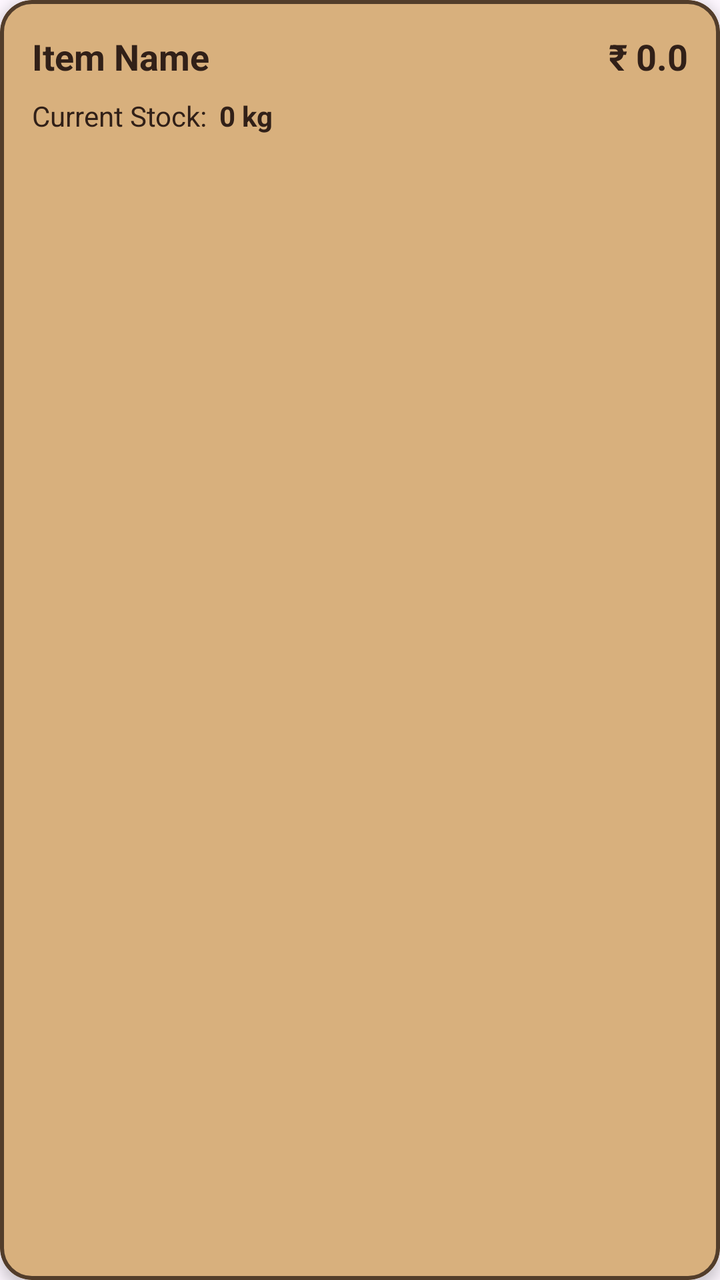
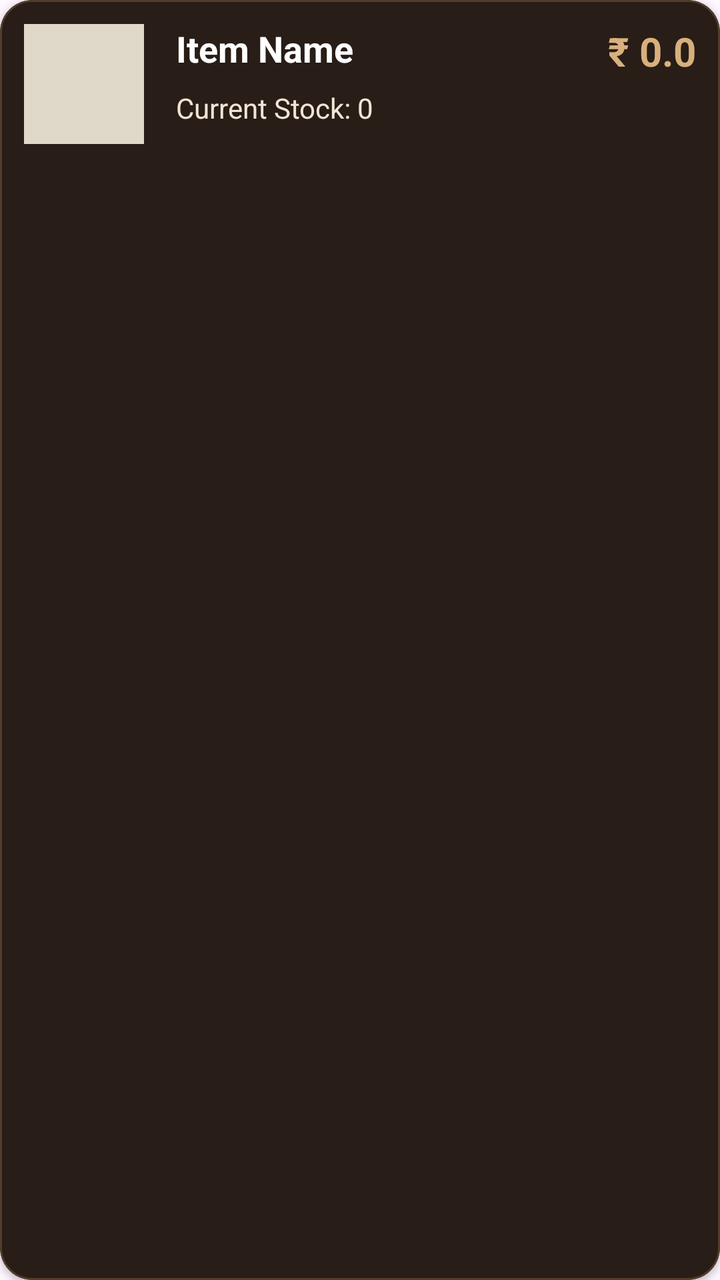

The first picture is an Android layout as it rendered before a commit; the second is the same layout after the commit. The layout source and the unified diff follow.
<!-- AndroidManifest.xml: application theme Theme.COCOBAR -->
<!-- res/layout/item_inventory_card.xml -->
<?xml version="1.0" encoding="utf-8"?>
<com.google.android.material.card.MaterialCardView
    xmlns:android="http://schemas.android.com/apk/res/android"
    xmlns:app="http://schemas.android.com/apk/res-auto"
    android:layout_width="match_parent"
    android:layout_height="wrap_content"
    android:layout_marginBottom="12dp"
    app:cardBackgroundColor="@color/cocobar_gold"
    app:cardCornerRadius="16dp"
    app:cardElevation="4dp"
    app:strokeColor="@color/coco_divider_gold"
    app:strokeWidth="2dp">

    <androidx.constraintlayout.widget.ConstraintLayout
        android:layout_width="match_parent"
        android:layout_height="wrap_content"
        android:padding="16dp">

        <TextView
            android:id="@+id/tvItemName"
            android:layout_width="0dp"
            android:layout_height="wrap_content"
            android:text="Item Name"
            android:textColor="@color/coco_text_dark"
            android:textSize="18sp"
            android:textStyle="bold"
            app:layout_constraintStart_toStartOf="parent"
            app:layout_constraintTop_toTopOf="parent"
            app:layout_constraintEnd_toStartOf="@id/tvItemPrice"/>

        <TextView
            android:id="@+id/tvItemPrice"
            android:layout_width="wrap_content"
            android:layout_height="wrap_content"
            android:text="₹ 0.0"
            android:textColor="@color/coco_text_dark"
            android:textSize="18sp"
            android:textStyle="bold"
            app:layout_constraintEnd_toEndOf="parent"
            app:layout_constraintTop_toTopOf="parent"/>

        <TextView
            android:id="@+id/tvStockLabel"
            android:layout_width="wrap_content"
            android:layout_height="wrap_content"
            android:text="Current Stock:"
            android:textColor="@color/coco_text_dark"
            android:textSize="14sp"
            android:layout_marginTop="8dp"
            app:layout_constraintStart_toStartOf="parent"
            app:layout_constraintTop_toBottomOf="@id/tvItemName"/>

        <TextView
            android:id="@+id/tvItemQuantity"
            android:layout_width="wrap_content"
            android:layout_height="wrap_content"
            android:text="0 kg"
            android:textColor="@color/coco_text_dark"
            android:textSize="14sp"
            android:textStyle="bold"
            android:layout_marginStart="6dp"
            app:layout_constraintStart_toEndOf="@id/tvStockLabel"
            app:layout_constraintTop_toTopOf="@id/tvStockLabel"
            app:layout_constraintBottom_toBottomOf="@id/tvStockLabel"/>

    </androidx.constraintlayout.widget.ConstraintLayout>
</com.google.android.material.card.MaterialCardView>
<!-- resources referenced by this layout -->
<resources>
  <color name="coco_divider_gold">#523D2B</color>
  <color name="coco_text_dark">#312018</color>
  <color name="cocobar_gold">#D8B07D</color>
  <style name="Theme.COCOBAR" parent="Base.Theme.COCOBAR" />
  <style name="Base.Theme.COCOBAR" parent="Theme.Material3.DayNight.NoActionBar">
          
          <item name="colorPrimary">@color/coco_button_teal</item>
  
          
          <item name="android:statusBarColor">?android:attr/colorBackground</item>
          
      </style>
  <color name="coco_button_teal">#2F6F6B</color>
</resources>

<!-- the commit's change to res/layout/item_inventory_card.xml (unified diff, before → after) -->
@@ -5,63 +5,63 @@
     android:layout_width="match_parent"
     android:layout_height="wrap_content"
     android:layout_marginBottom="12dp"
-    app:cardBackgroundColor="@color/cocobar_gold"
+    app:cardBackgroundColor="@color/coco_bg_outer"
     app:cardCornerRadius="16dp"
-    app:cardElevation="4dp"
+    app:cardElevation="2dp"
     app:strokeColor="@color/coco_divider_gold"
-    app:strokeWidth="2dp">
+    app:strokeWidth="1dp">
 
     <androidx.constraintlayout.widget.ConstraintLayout
         android:layout_width="match_parent"
         android:layout_height="wrap_content"
-        android:padding="16dp">
+        android:padding="12dp">
+
+        
+        <ImageView
+            android:id="@+id/ivItemImage"
+            android:layout_width="60dp"
+            android:layout_height="60dp"
+            android:background="#E0D8C8"
+            android:scaleType="centerCrop"
+            app:layout_constraintStart_toStartOf="parent"
+            app:layout_constraintTop_toTopOf="parent"
+            app:layout_constraintBottom_toBottomOf="parent"/>
 
         <TextView
             android:id="@+id/tvItemName"
             android:layout_width="0dp"
             android:layout_height="wrap_content"
             android:text="Item Name"
-            android:textColor="@color/coco_text_dark"
+            android:textColor="@color/white"
             android:textSize="18sp"
             android:textStyle="bold"
-            app:layout_constraintStart_toStartOf="parent"
-            app:layout_constraintTop_toTopOf="parent"
-            app:layout_constraintEnd_toStartOf="@id/tvItemPrice"/>
+            android:layout_marginStart="16dp"
+            android:layout_marginEnd="16dp"
+            app:layout_constraintStart_toEndOf="@id/ivItemImage"
+            app:layout_constraintEnd_toStartOf="@id/tvItemPrice"
+            app:layout_constraintTop_toTopOf="parent"/>
 
         <TextView
             android:id="@+id/tvItemPrice"
             android:layout_width="wrap_content"
             android:layout_height="wrap_content"
             android:text="₹ 0.0"
-            android:textColor="@color/coco_text_dark"
-            android:textSize="18sp"
+            android:textColor="@color/cocobar_gold"
+            android:textSize="20sp"
             android:textStyle="bold"
             app:layout_constraintEnd_toEndOf="parent"
             app:layout_constraintTop_toTopOf="parent"/>
 
         <TextView
-            android:id="@+id/tvStockLabel"
-            android:layout_width="wrap_content"
-            android:layout_height="wrap_content"
-            android:text="Current Stock:"
-            android:textColor="@color/coco_text_dark"
-            android:textSize="14sp"
-            android:layout_marginTop="8dp"
-            app:layout_constraintStart_toStartOf="parent"
-            app:layout_constraintTop_toBottomOf="@id/tvItemName"/>
-
-        <TextView
             android:id="@+id/tvItemQuantity"
             android:layout_width="wrap_content"
             android:layout_height="wrap_content"
-            android:text="0 kg"
-            android:textColor="@color/coco_text_dark"
+            android:text="Current Stock: 0"
+            android:textColor="@color/coco_text_light"
             android:textSize="14sp"
-            android:textStyle="bold"
-            android:layout_marginStart="6dp"
-            app:layout_constraintStart_toEndOf="@id/tvStockLabel"
-            app:layout_constraintTop_toTopOf="@id/tvStockLabel"
-            app:layout_constraintBottom_toBottomOf="@id/tvStockLabel"/>
+            android:layout_marginTop="8dp"
+            app:layout_constraintStart_toStartOf="@id/tvItemName"
+            app:layout_constraintTop_toBottomOf="@id/tvItemName"/>
 
     </androidx.constraintlayout.widget.ConstraintLayout>
 </com.google.android.material.card.MaterialCardView>
<!-- resource entries referenced after the edit -->
@@ -1,8 +1,10 @@
 <!-- resources referenced by this layout -->
 <resources>
+  <color name="coco_bg_outer">#281D17</color>
   <color name="coco_divider_gold">#523D2B</color>
-  <color name="coco_text_dark">#312018</color>
+  <color name="coco_text_light">#F0E5D3</color>
   <color name="cocobar_gold">#D8B07D</color>
+  <color name="white">#FFFFFFFF</color>
   <style name="Theme.COCOBAR" parent="Base.Theme.COCOBAR" />
   <style name="Base.Theme.COCOBAR" parent="Theme.Material3.DayNight.NoActionBar">
           
